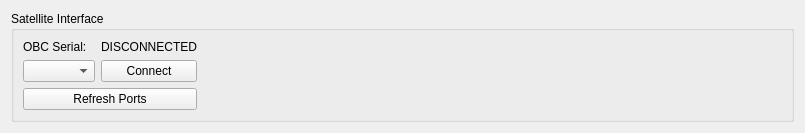
jumiknows/AleasatV2, file san-antonio/sanantonio/ui/sat_interface.ui: the form before one commit.
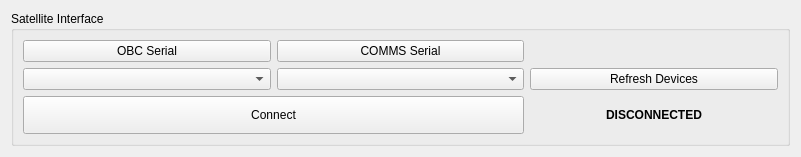
The form after the commit.

Commit message: ALEA-897 Add COMMS serial interface to San Antonio https://gitlab.com/alea-2020/command-data-handling/obc2-firmware/-/merge_requests/162

```diff
--- a/san-antonio/sanantonio/ui/sat_interface.ui
+++ b/san-antonio/sanantonio/ui/sat_interface.ui
@@ -6,67 +6,92 @@
    <rect>
     <x>0</x>
     <y>0</y>
-    <width>805</width>
-    <height>130</height>
+    <width>801</width>
+    <height>157</height>
    </rect>
   </property>
   <property name="windowTitle">
    <string>Form</string>
   </property>
   <layout class="QGridLayout" name="gridLayout">
-   <item row="1" column="0">
+   <item row="0" column="0">
     <widget class="QGroupBox" name="sat_if_box">
      <property name="title">
       <string>Satellite Interface</string>
      </property>
-     <layout class="QGridLayout" name="gridLayout_3">
-      <item row="2" column="1">
-       <widget class="QPushButton" name="obc_serial_connect_btn">
+     <layout class="QGridLayout" name="gridLayout_2">
+      <item row="0" column="1">
+       <widget class="QPushButton" name="comms_serial_if_btn">
         <property name="text">
-         <string>Connect</string>
+         <string>COMMS Serial</string>
+        </property>
+        <property name="flat">
+         <bool>false</bool>
         </property>
        </widget>
       </item>
-      <item row="2" column="0">
+      <item row="1" column="0">
        <widget class="QComboBox" name="obc_serial_ports_cb"/>
       </item>
       <item row="0" column="0">
-       <widget class="QLabel" name="obc_serial_label">
+       <widget class="QPushButton" name="obc_serial_if_btn">
+        <property name="styleSheet">
+         <string notr="true"/>
+        </property>
         <property name="text">
-         <string>OBC Serial:</string>
+         <string>OBC Serial</string>
         </property>
+        <property name="checkable">
+         <bool>false</bool>
+        </property>
+        <property name="flat">
+         <bool>false</bool>
+        </property>
        </widget>
       </item>
-      <item row="0" column="1">
-       <widget class="QLabel" name="obc_serial_status_label">
+      <item row="1" column="1">
+       <widget class="QComboBox" name="comms_serial_ports_cb"/>
+      </item>
+      <item row="1" column="3">
+       <widget class="QPushButton" name="refresh_devices_btn">
+        <property name="text">
+         <string>Refresh Devices</string>
+        </property>
+       </widget>
+      </item>
+      <item row="2" column="3">
+       <widget class="QLabel" name="conn_status_label">
+        <property name="font">
+         <font>
+          <weight>75</weight>
+          <italic>false</italic>
+          <bold>true</bold>
+         </font>
+        </property>
         <property name="text">
          <string>DISCONNECTED</string>
         </property>
         <property name="alignment">
-         <set>Qt::AlignRight|Qt::AlignTrailing|Qt::AlignVCenter</set>
+         <set>Qt::AlignCenter</set>
         </property>
        </widget>
       </item>
-      <item row="3" column="0" colspan="2">
-       <widget class="QPushButton" name="obc_serial_refresh_btn">
+      <item row="2" column="0" colspan="2">
+       <widget class="QPushButton" name="connect_btn">
+        <property name="enabled">
+         <bool>true</bool>
+        </property>
+        <property name="sizePolicy">
+         <sizepolicy hsizetype="Minimum" vsizetype="Minimum">
+          <horstretch>0</horstretch>
+          <verstretch>0</verstretch>
+         </sizepolicy>
+        </property>
         <property name="text">
-         <string>Refresh Ports</string>
+         <string>Connect</string>
         </property>
        </widget>
       </item>
-      <item row="2" column="2">
-       <spacer name="horizontalSpacer">
-        <property name="orientation">
-         <enum>Qt::Horizontal</enum>
-        </property>
-        <property name="sizeHint" stdset="0">
-         <size>
-          <width>40</width>
-          <height>20</height>
-         </size>
-        </property>
-       </spacer>
-      </item>
      </layout>
     </widget>
    </item>
```
The commit also changes 28 other files.
